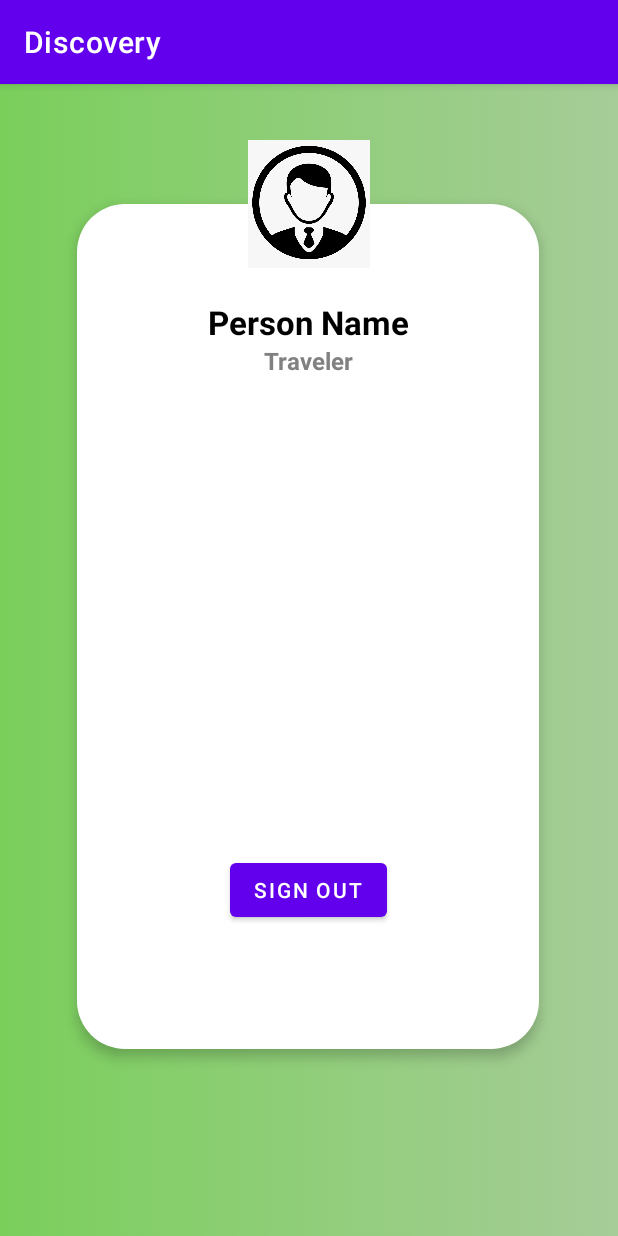
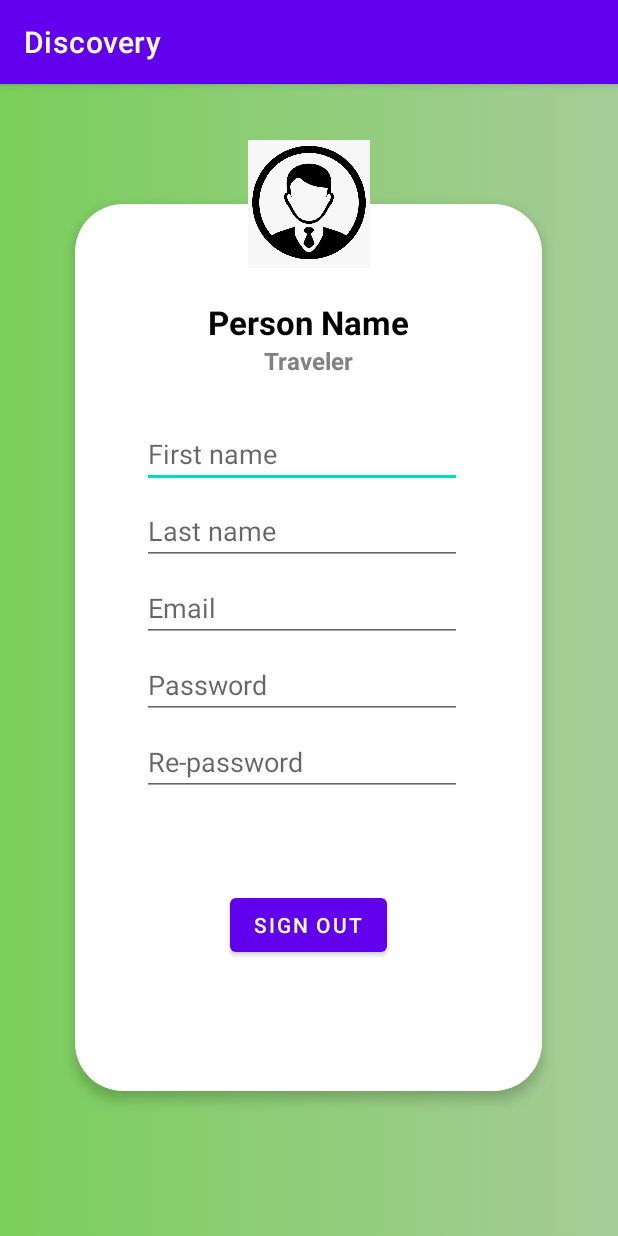
Before and after one commit to jojo0105/AppDev-FinalProject, an Android app: the fragment ProfileFragment shown on its own in the app's theme, on a phone screen of 412 x 824 dp. Run offline under Robolectric (Android 15) with nearby library versions, the light colour scheme and no system bars; 1 statement that could not run was skipped.

Commit message:
Profile Page elements

```diff
--- a/Discovery/app/src/main/res/layout/fragment_setting.xml
+++ b/Discovery/app/src/main/res/layout/fragment_setting.xml
@@ -11,8 +11,8 @@
 
     <androidx.constraintlayout.widget.ConstraintLayout
         android:id="@+id/constraintLayout"
-        android:layout_width="308dp"
-        android:layout_height="563dp"
+        android:layout_width="311dp"
+        android:layout_height="591dp"
         android:layout_marginStart="32dp"
         android:layout_marginTop="80dp"
         android:layout_marginEnd="32dp"
@@ -66,25 +66,65 @@
             app:layout_constraintTop_toBottomOf="@+id/textName">
 
             <RelativeLayout
-                android:layout_width="250dp"
-                android:layout_height="30dp"
+                android:layout_width="249dp"
+                android:layout_height="315dp"
                 android:layout_margin="5dp"
                 android:background="@color/white"
-                android:padding="15dp"
-                >
-                <ImageView
-                    android:layout_width="35dp"
-                    android:layout_height="5dp"
-                    android:id="@+id/ic_profile"
-                    android:background="@drawable/ic_profile"/>
-                <TextView
+                android:padding="15dp">
+
+
+                <EditText
+                    android:id="@+id/editTextFirstName"
                     android:layout_width="wrap_content"
                     android:layout_height="wrap_content"
-                    android:id="@+id/textView_show_full_name"
-                    android:layout_alignStart="@+id/ic_profile"
-                    android:hint="Loading..."
-                    />
+                    android:ems="10"
+                    android:hint="First name"
+                    android:inputType="textPersonName"
+                    android:text="" />
 
+                <EditText
+                    android:id="@+id/editTextLastName"
+                    android:layout_width="wrap_content"
+                    android:layout_height="wrap_content"
+                    android:layout_below="@+id/editTextFirstName"
+                    android:layout_marginTop="6dp"
+                    android:ems="10"
+                    android:hint="Last name"
+                    android:inputType="textPersonName"
+                    android:text="" />
+
+                <EditText
+                    android:id="@+id/editEmail"
+                    android:layout_width="wrap_content"
+                    android:layout_height="wrap_content"
+                    android:layout_below="@+id/editTextLastName"
+                    android:layout_marginTop="6dp"
+                    android:ems="10"
+                    android:hint="Email"
+                    android:inputType="textPersonName"
+                    android:text="" />
+
+                <EditText
+                    android:id="@+id/editPassword"
+                    android:layout_width="wrap_content"
+                    android:layout_height="wrap_content"
+                    android:layout_below="@+id/editEmail"
+                    android:layout_marginTop="6dp"
+                    android:ems="10"
+                    android:hint="Password"
+                    android:inputType="textPersonName"
+                    android:text="" />
+
+                <EditText
+                    android:id="@+id/editRePassword"
+                    android:layout_width="wrap_content"
+                    android:layout_height="wrap_content"
+                    android:layout_below="@+id/editPassword"
+                    android:layout_marginTop="6dp"
+                    android:ems="10"
+                    android:hint="Re-password"
+                    android:inputType="textPersonName"
+                    android:text="" />
 
 
             </RelativeLayout>
```
